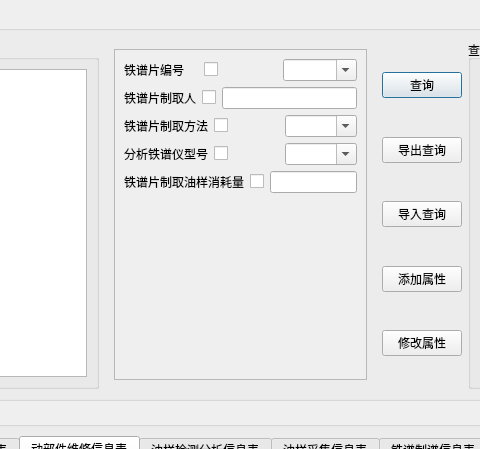
This is advancesearchdlg.ui in WooodHead/labelling3 as Qt 5 draws it before an edit; both pictures show x 184 to 664 and y 0 to 449 of the 935 by 655 pixel window. The edited form follows.
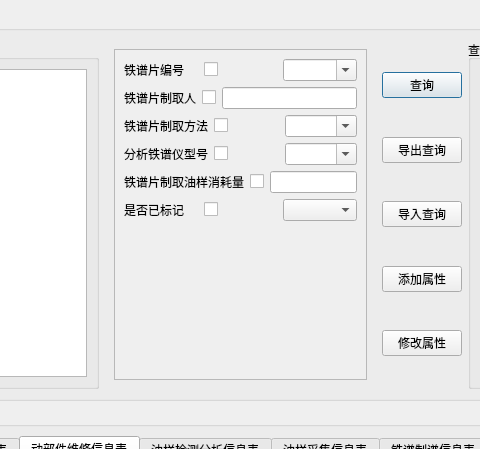
This is the edited form. The open tabs and pages were chosen to show the change.

Diff of the .ui file:
```diff
--- a/advancesearchdlg.ui
+++ b/advancesearchdlg.ui
@@ -1775,8 +1775,8 @@
               <rect>
                <x>0</x>
                <y>0</y>
-               <width>261</width>
-               <height>193</height>
+               <width>272</width>
+               <height>354</height>
               </rect>
              </property>
              <layout class="QVBoxLayout" name="verticalLayout_6">
@@ -1897,6 +1897,27 @@
                 </item>
                </layout>
               </item>
+              <item>
+               <layout class="QHBoxLayout" name="horizontalLayout_8">
+                <item>
+                 <widget class="QLabel" name="label_7">
+                  <property name="text">
+                   <string>是否已标记</string>
+                  </property>
+                 </widget>
+                </item>
+                <item>
+                 <widget class="QCheckBox" name="imagesymbolChkBox">
+                  <property name="text">
+                   <string/>
+                  </property>
+                 </widget>
+                </item>
+                <item>
+                 <widget class="QComboBox" name="imagesymbolCbBox"/>
+                </item>
+               </layout>
+              </item>
               <item>
                <spacer name="verticalSpacer_4">
                 <property name="orientation">
```
Left out of the diff: 42 changed lines with no effect on the pictures.
